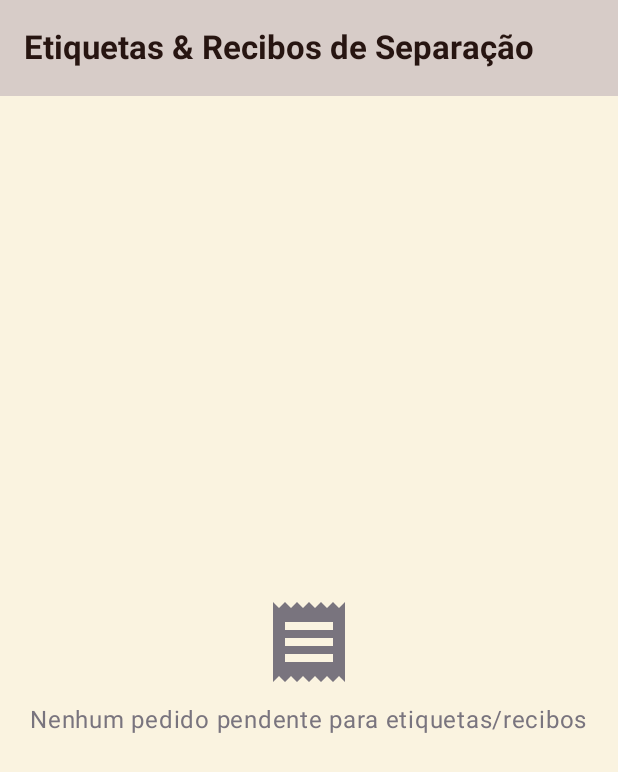
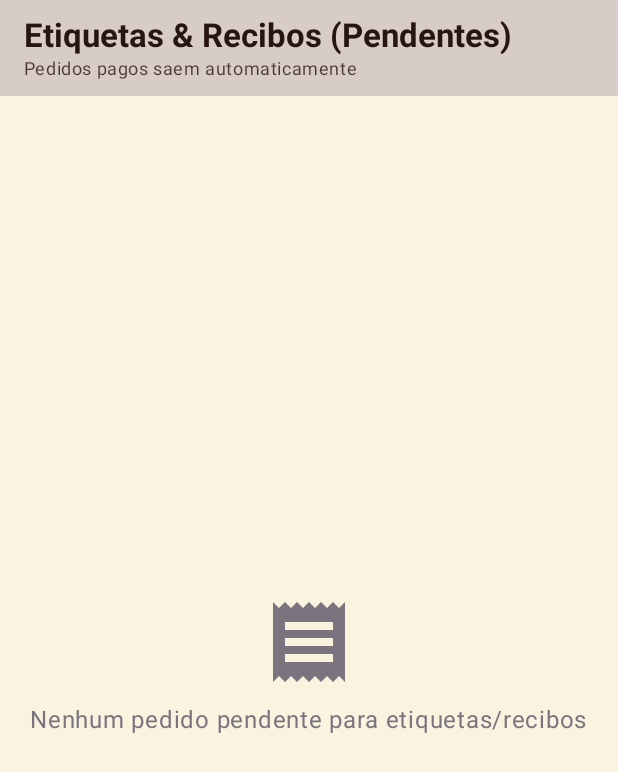
Before and after one commit to KatsumiCaio/trufas-bella, an Android app built with Jetpack Compose: the composable ReceiptsScreen shown on its own in the app's theme, on a phone screen of 412 x 824 dp. Shown: the top 772 px of the screen. Run offline under Robolectric (Android 15) with nearby library versions, the phone set to English and light mode, and no system bars; our stand-ins replace Firebase (no records; nobody signed in at launch, a user with empty details on screens opened directly); 1 statement that could not run was skipped.

Commit message:
feat: adicionar subtítulo informativo à tela de recebimentos
Esclarecer que pedidos pagos são removidos automaticamente da lista de recebimentos pendentes, a fim de melhorar a compreensão do usuário.

```diff
--- a/app/src/main/java/com/example/ui/screens/ReceiptsScreen.kt
+++ b/app/src/main/java/com/example/ui/screens/ReceiptsScreen.kt
@@ -42,7 +42,12 @@ fun ReceiptsScreen(viewModel: OrderViewModel) {
     Scaffold(
         topBar = {
             TopAppBar(
-                title = { Text("Etiquetas & Recibos de Separação", fontWeight = FontWeight.Bold) },
+                title = {
+                    Column {
+                        Text("Etiquetas & Recibos (Pendentes)", fontWeight = FontWeight.Bold)
+                        Text("Pedidos pagos saem automaticamente", style = MaterialTheme.typography.bodySmall, color = MaterialTheme.colorScheme.onPrimaryContainer.copy(alpha = 0.8f))
+                    }
+                },
                 actions = {
                     if (unpaidOrders.isNotEmpty()) {
                         IconButton(onClick = { printAllSeparationLabels(context, unpaidOrders) }) {
```
